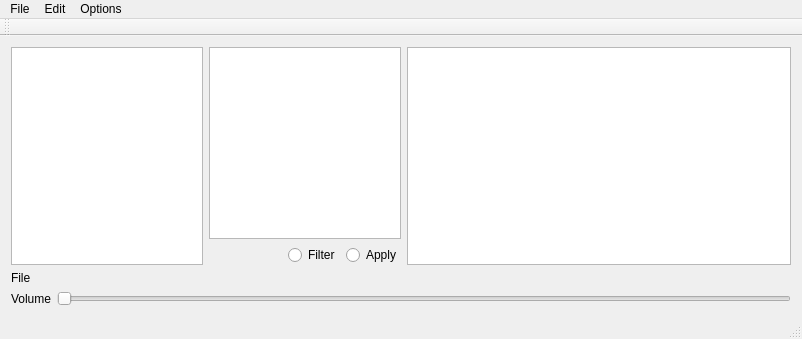
Above: main_window.ui from aardvarkk/samplicity before the change. Below: the same form after it.
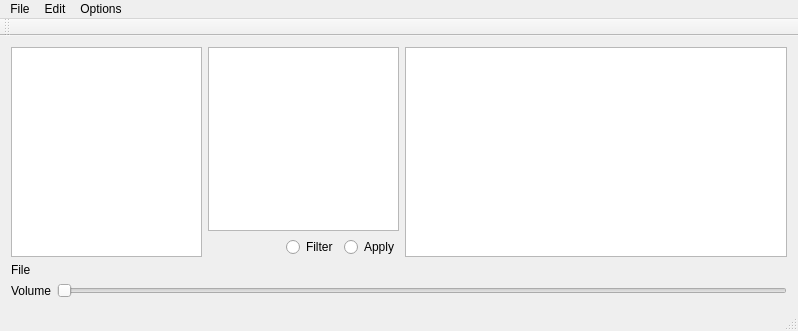
That is the form after the change.

Patch:
```diff
--- a/main_window.ui
+++ b/main_window.ui
@@ -2,6 +2,14 @@
 <ui version="4.0">
  <class>MainWindow</class>
  <widget class="QMainWindow" name="MainWindow">
+  <property name="geometry">
+   <rect>
+    <x>0</x>
+    <y>0</y>
+    <width>798</width>
+    <height>331</height>
+   </rect>
+  </property>
   <property name="windowTitle">
    <string>Samplicity</string>
   </property>
```
Left out of the diff: 14 changed lines with no effect on the pictures.
